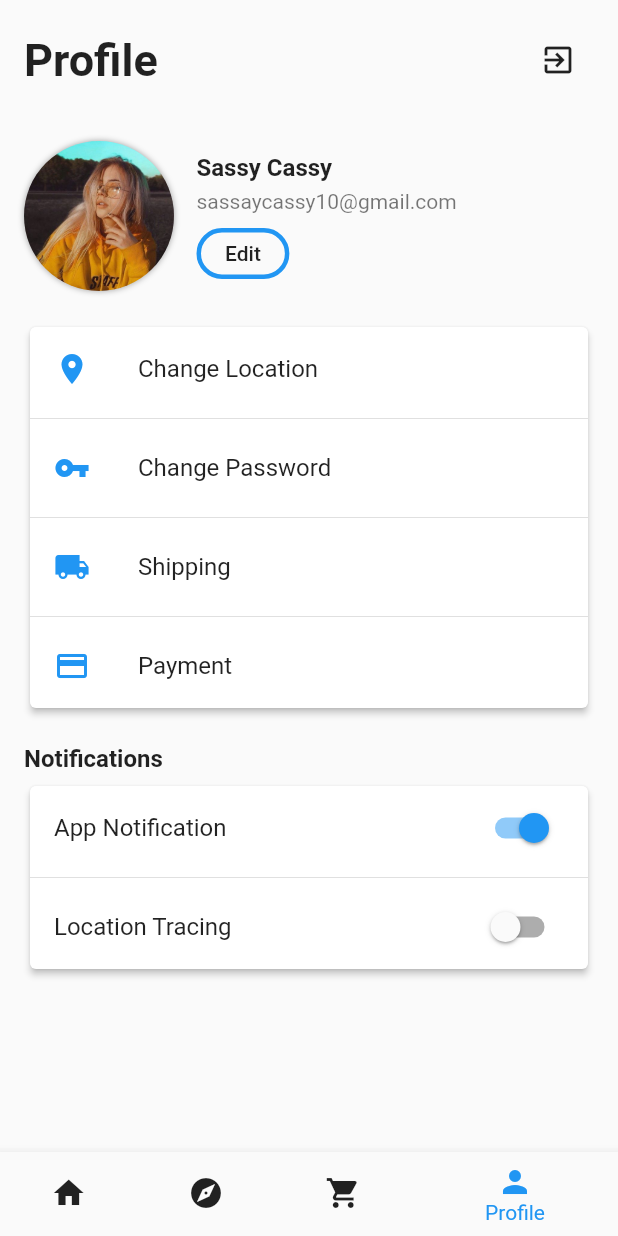
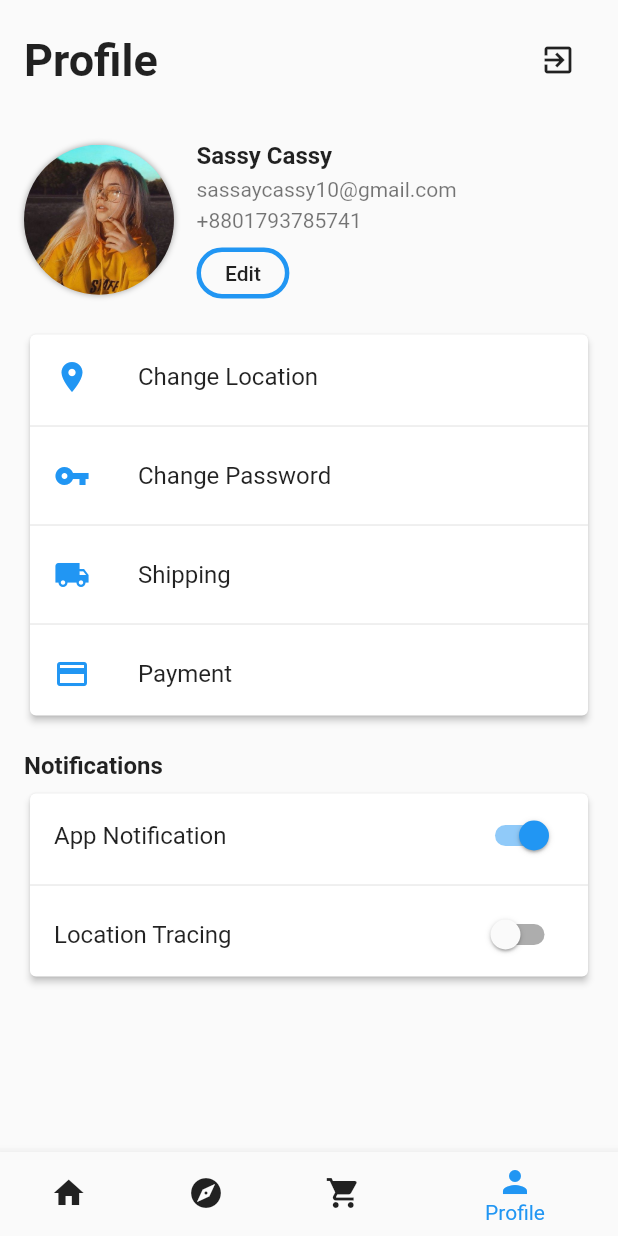
Before and after one commit to RafatMeraz/food_dedlivery_app, a Flutter app: the screen it shows after launch, item 4 of the bottom bar chosen, on a phone screen of 412 x 824 dp. Run offline on Flutter 3.47's test engine with Material 2 defaults, Android fonts, the phone set to English and light mode, and no system bars.

```diff
--- /dev/null
+++ b/lib/models/user.dart
@@ -0,0 +1,6 @@
+class User{
+  int id;
+  String name, email, address, phone, password;
+
+  User({this.id, this.name, this.email, this.phone, this.password, this.address});
+}
--- a/lib/screens/profile.dart
+++ b/lib/screens/profile.dart
@@ -79,6 +79,15 @@ class _ProfileState extends State<Profile> {
                         ),
                         Text(
                           'sassaycassy10@gmail.com',
+                          style: TextStyle(
+                            color: Colors.black54
+                          ),
+                        ),
+                        SizedBox(
+                          height: 5,
+                        ),
+                        Text(
+                          '+8801793785741',
                           style: TextStyle(
                             color: Colors.black54
                           ),
```
